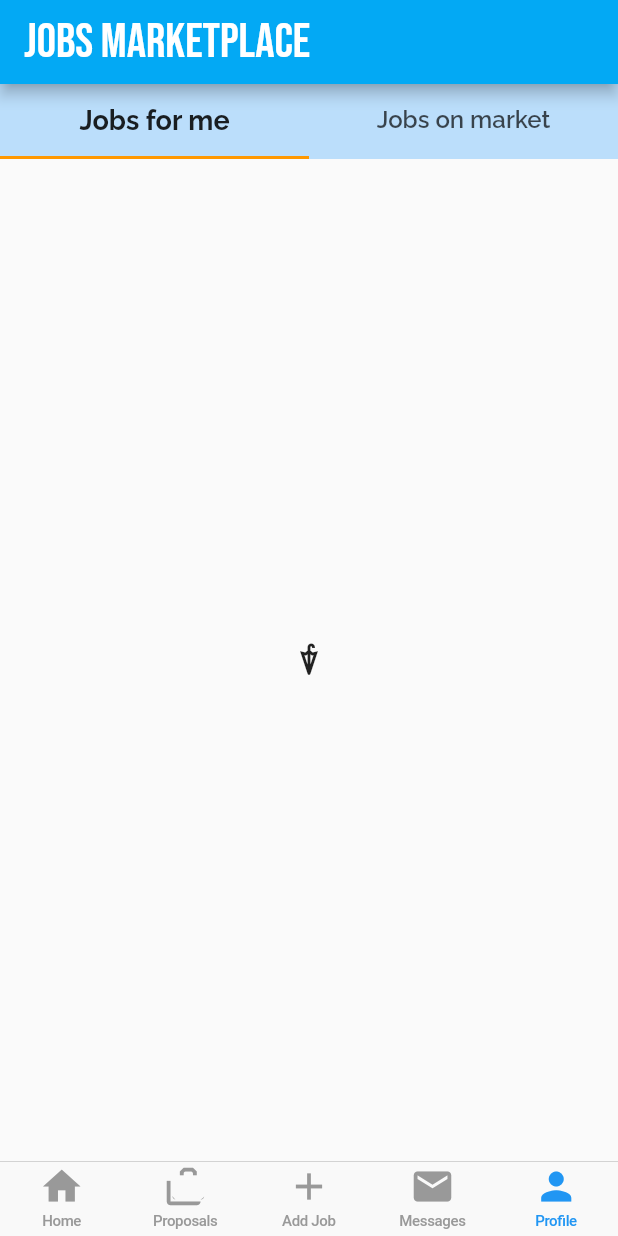
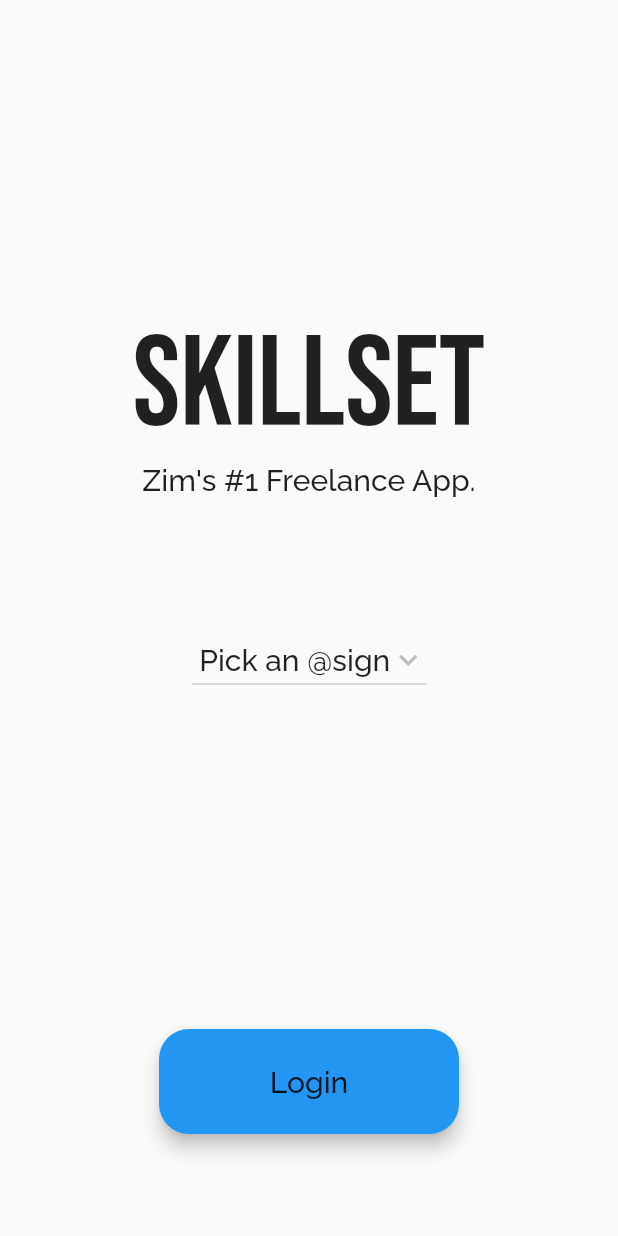
Before and after one commit to stanmpakati/skillset2, a Flutter app: the screen it shows after launch, on a phone screen of 412 x 824 dp. Run offline on Flutter 3.47's test engine with Material 2 defaults, Android fonts, the phone set to English and light mode, and no system bars; our stand-ins replace modal_progress_hud.

Commit message:
adding login screen

```diff
--- a/lib/main.dart
+++ b/lib/main.dart
@@ -1,6 +1,8 @@
 import 'package:flutter/material.dart';
-import 'package:skillset/ui/screens/freelancer/freelancer_view.dart';
+import 'package:skillset/ui/screens/freelancer/home/freelancer_home.dart';
 import 'package:skillset/ui/shared/utils/theme.dart';
+import 'ui/screens/login/login.dart';
+import 'ui/screens/welcome.dart';
 
 void main() {
   runApp(MyApp());
@@ -11,8 +13,14 @@ class MyApp extends StatelessWidget {
   Widget build(BuildContext context) {
     return MaterialApp(
       title: 'Flutter Demo',
+      debugShowCheckedModeBanner: false,
       theme: lightTheme,
-      home: FreelancerView(),
+      initialRoute: LoginAtSign.id,
+      routes: {
+      LoginAtSign.id: (context) => LoginAtSign(),
+      WelcomeScreen.id: (context) => WelcomeScreen(),
+      FreelancerHome.id: (context) => FreelancerHome(),
+    }
     );
   }
 }
--- a/lib/ui/screens/freelancer/home/freelancer_home.dart
+++ b/lib/ui/screens/freelancer/home/freelancer_home.dart
@@ -2,6 +2,7 @@ import 'package:flutter/material.dart';
 import 'package:skillset/ui/screens/freelancer/home/widgets/tab_bar.dart';
 
 class FreelancerHome extends StatefulWidget {
+  static final String id = "FreelancerHome";
   @override
   _FreelancerHomeState createState() => _FreelancerHomeState();
 }
--- /dev/null
+++ b/lib/ui/screens/login/login.dart
@@ -0,0 +1,103 @@
+import 'package:flutter/material.dart';
+import 'package:modal_progress_hud/modal_progress_hud.dart';
+import 'package:skillset/ui/screens/welcome.dart';
+import 'package:skillset/ui/shared/widgets/rounded_button.dart';
+
+class LoginAtSign extends StatefulWidget {
+  static final String id = "LoginAtSign";
+  @override
+  _LoginAtSignState createState() => _LoginAtSignState();
+}
+
+class _LoginAtSignState extends State<LoginAtSign> {
+  bool showSpinner = false;
+  @override
+  Widget build(BuildContext context) {
+    return Scaffold(
+      body: ModalProgressHUD(
+        inAsyncCall: showSpinner,
+        child: SafeArea(
+          child: Center(
+            child: Column(
+              mainAxisAlignment: MainAxisAlignment.center,
+              children: <Widget> [
+                Expanded(
+                  flex: 1,
+                  child: Container()
+                ),
+                Expanded(child: Padding(
+                  padding: EdgeInsets.symmetric(horizontal:8.0),
+                  child: Container(
+                    width: MediaQuery.of(context).size.width,
+                    child: Column(
+                      children: <Widget>[
+                        Container(
+                            child: Padding(padding: EdgeInsets.symmetric(horizontal:16),
+                            child: Text('SKILLSET',
+                            textAlign: TextAlign.center,
+                            style: TextStyle(
+                              fontFamily: 'BebasNeue',
+                              fontSize: 85,
+                            )
+                                ),
+                              ),
+                            ),
+                          Container(
+                            child: Padding(padding: EdgeInsets.symmetric(horizontal:16),
+                            child: Text("Zim's #1 Freelance App.",
+                            textAlign: TextAlign.center,
+                            style: Theme.of(context).textTheme.headline6,
+                                ),
+                              ),
+                            ),
+                        ],
+                      ),
+                    ),
+                  )
+                ),
+                Expanded(child:
+                Column(mainAxisSize: MainAxisSize.min,
+                children: <Widget> [
+                  ListTile(
+                    title: Center(
+                      // ignore: missing_required_param
+                      child: DropdownButton<String>(
+                        hint: Text('\tPick an @sign',
+                        style: Theme.of(context).textTheme.headline6,
+                        ),
+                        icon: Icon(Icons.keyboard_arrow_down),
+                        iconSize: 24,
+                        //dropdownColor: Colors.black87,
+                        elevation: 16,
+                        style: TextStyle(fontSize:20.0,
+                        color: Colors.black87,
+                          ),
+                        ),
+                      )
+                     )
+                    ],
+                  )
+                ),
+                Expanded(child: Padding(padding: EdgeInsets.symmetric(vertical:8),
+                // ignore: missing_required_param
+                child: RoundedButton(
+                  text:'Login',
+                  path: _next,
+                    ),
+                  )
+                )
+              ],
+            ),
+          ),
+        )
+      )
+    );
+  }
+  _next() async {
+  FocusScope.of(context).unfocus();
+  setState(() {
+    showSpinner = true;
+  });
+Navigator.pushReplacementNamed(context, WelcomeScreen.id);
+  }
+}
--- /dev/null
+++ b/lib/ui/shared/widgets/rounded_button.dart
@@ -0,0 +1,34 @@
+import 'package:flutter/cupertino.dart';
+import 'package:flutter/material.dart';
+
+class RoundedButton extends StatelessWidget {
+
+  final Function path;
+  final String text;
+  final Color color;
+  final double width;
+  final double height;
+
+  RoundedButton({@required this.color, @required this.path, @required this.text, @required this.width, @required this.height});
+
+  @override
+  Widget build(BuildContext context) {
+    return Padding(
+      padding: EdgeInsets.symmetric(vertical: 60.0),
+      child: Material(
+        elevation: 5.0,
+        color: this.color == null ? Colors.blue : this.color,
+        borderRadius: BorderRadius.circular(20),
+        child: MaterialButton(
+          onPressed: this.path,
+          minWidth: this.width == null ? 200 : this.width,
+          height: 42,
+          child: Text(
+            this.text,
+            style: Theme.of(context).textTheme.headline6,
+          ),
+        ),
+      )
+    );
+  }
+}
```
Also changed, not shown: lib/ui/screens/welcome.dart (added, +92 -0 lines).
